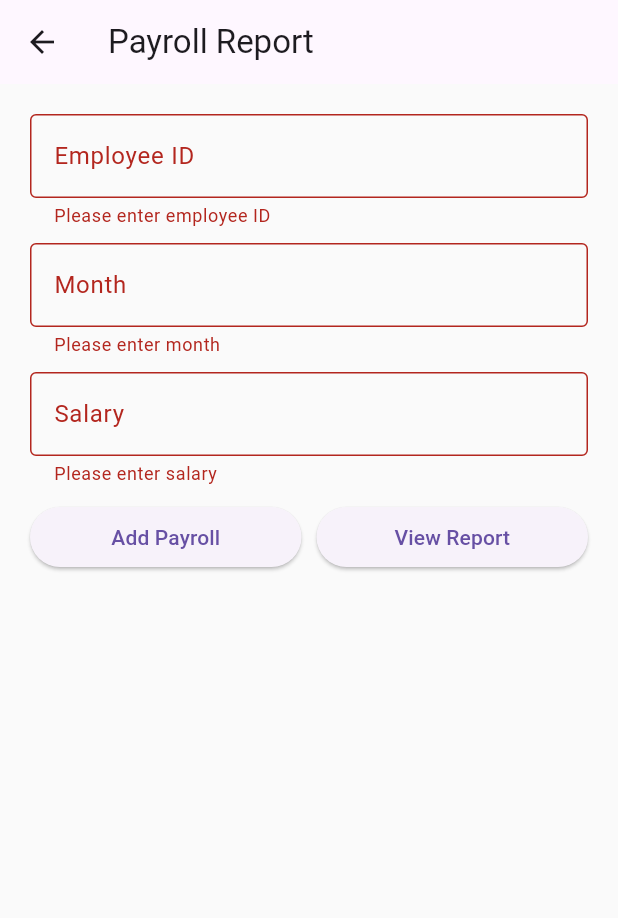
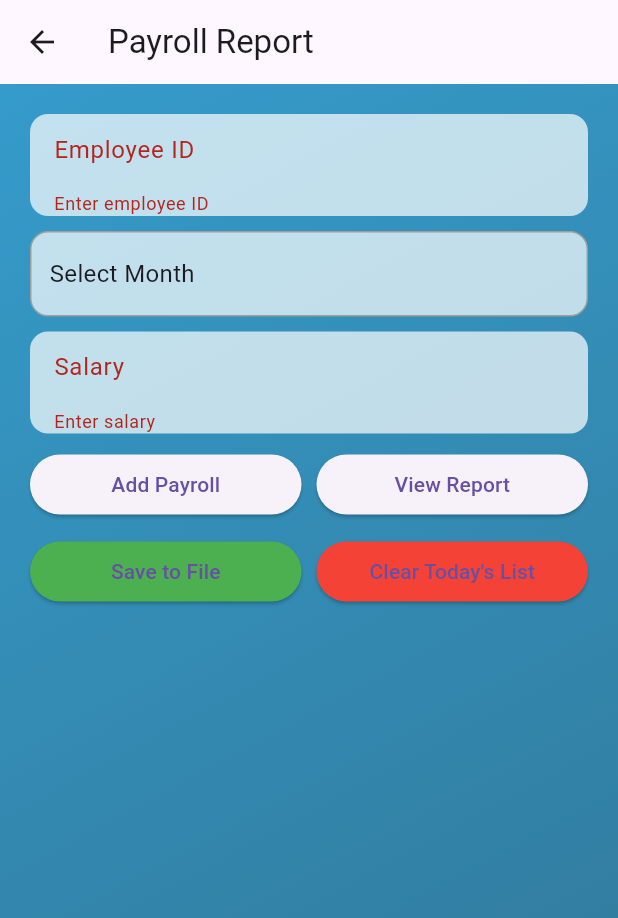
Before and after one commit to DextMendoza/hotellink-finalappdev, a Flutter app: the PayrollReport screen opened directly, after a tap on "Add Payroll", on a phone screen of 412 x 824 dp. Shown: the top 918 px of the screen. Run offline on Flutter 3.47's test engine with Material 3 defaults, Android fonts, the phone set to English and light mode, and no system bars; our stand-ins replace flutter_secure_storage, shared_preferences; accounts and stored records are empty; statements that could not run were skipped.

Commit message:
path provider functionality
adds save and clear functionality to payroll manager. allows saving to json

```diff
--- a/lib/screens/payroll_management.dart
+++ b/lib/screens/payroll_management.dart
@@ -1,6 +1,11 @@
+import 'dart:convert';
+import 'dart:io';
 import 'package:flutter/material.dart';
+import 'package:flutter/services.dart';
+import 'package:path_provider/path_provider.dart';
 import 'package:final_project_in_appdev/models/payroll_record.dart';
 import 'package:final_project_in_appdev/screens/payroll_screen.dart';
+import 'package:final_project_in_appdev/utils/constants.dart';
 
 class PayrollReport extends StatefulWidget {
   const PayrollReport({super.key});
@@ -12,21 +17,34 @@ class PayrollReport extends StatefulWidget {
 class _PayrollReportState extends State<PayrollReport> {
   final _formKey = GlobalKey<FormState>();
   final _employeeIdController = TextEditingController();
-  final _monthController = TextEditingController();
   final _salaryController = TextEditingController();
+  DateTime? _selectedMonth;
   List<PayrollRecord> _payrollRecords = [];
 
   @override
   void dispose() {
     _employeeIdController.dispose();
-    _monthController.dispose();
     _salaryController.dispose();
     super.dispose();
   }
 
+  Future<void> _pickMonth(BuildContext context) async {
+    final now = DateTime.now();
+    final picked = await showDatePicker(
+      context: context,
+      initialDate: now,
+      firstDate: DateTime(now.year - 5),
+      lastDate: DateTime(now.year + 5),
+      helpText: 'Select Payroll Month',
+      fieldLabelText: 'Month',
+    );
+    if (picked != null) {
+      setState(() => _selectedMonth = picked);
+    }
+  }
+
   void _addPayroll() {
-    if (_formKey.currentState!.validate()) {
-      // Check if the same employee ID already exists in the payroll records
+    if (_formKey.currentState!.validate() && _selectedMonth != null) {
       final exists = _payrollRecords.any(
         (record) => record.employeeId == _employeeIdController.text,
       );
@@ -42,23 +60,41 @@ class _PayrollReportState extends State<PayrollReport> {
       final payrollRecord = PayrollRecord(
         id: DateTime.now().millisecondsSinceEpoch.toString(),
         employeeId: _employeeIdController.text,
-        month: _monthController.text,
+        month: '${_selectedMonth!.year}-${_selectedMonth!.month.toString().padLeft(2, '0')}',
         salary: double.parse(_salaryController.text),
       );
       setState(() {
         _payrollRecords.add(payrollRecord);
+        _employeeIdController.clear();
+        _salaryController.clear();
+        _selectedMonth = null;
       });
-      _employeeIdController.clear();
-      _monthController.clear();
-      _salaryController.clear();
     }
+  }
+
+  Future<void> _saveToFile() async {
+    final dir = await getApplicationDocumentsDirectory();
+    final file = File('${dir.path}/payroll_records.json');
+    final jsonData = jsonEncode(_payrollRecords.map((e) => e.toJson()).toList());
+    await file.writeAsString(jsonData);
+    ScaffoldMessenger.of(context).showSnackBar(
+      const SnackBar(content: Text('Payroll saved to file!')),
+    );
+  }
+
+  void _clearRecords() {
+    setState(() => _payrollRecords.clear());
+    ScaffoldMessenger.of(context).showSnackBar(
+      const SnackBar(content: Text('Payroll records cleared for today.')),
+    );
   }
 
   @override
   Widget build(BuildContext context) {
     return Scaffold(
       appBar: AppBar(title: const Text('Payroll Report')),
-      body: Padding(
+      body: Container(
+        decoration: const BoxDecoration(gradient: Constants.backgroundGradient),
         padding: const EdgeInsets.all(20.0),
         child: Column(
           children: [
@@ -66,46 +102,57 @@ class _PayrollReportState extends State<PayrollReport> {
               key: _formKey,
               child: Column(
                 children: [
-                  TextFormField(
+                  Container(
+                    decoration: BoxDecoration(
+                      color: Colors.white70,
+                      borderRadius: BorderRadius.circular(12),
+                    ),
+                    child: TextFormField(
                       controller: _employeeIdController,
                       decoration: const InputDecoration(
                         labelText: 'Employee ID',
-                      border: OutlineInputBorder(),
+                        border: OutlineInputBorder(borderSide: BorderSide.none),
+                        contentPadding: EdgeInsets.all(12),
                       ),
-                    validator: (value) {
-                      if (value!.isEmpty) {
-                        return 'Please enter employee ID';
-                      }
-                      return null;
-                    },
+                      validator: (value) => value!.isEmpty ? 'Enter employee ID' : null,
+                    ),
                   ),
                   const SizedBox(height: 10),
-                  TextFormField(
-                    controller: _monthController,
-                    decoration: const InputDecoration(
-                      labelText: 'Month',
-                      border: OutlineInputBorder(),
+                  GestureDetector(
+                    onTap: () => _pickMonth(context),
+                    child: Container(
+                      width: double.infinity,
+                      padding: const EdgeInsets.symmetric(vertical: 16, horizontal: 12),
+                      decoration: BoxDecoration(
+                        color: Colors.white70,
+                        borderRadius: BorderRadius.circular(12),
+                        border: Border.all(color: Colors.grey),
                       ),
-                    validator: (value) {
-                      if (value!.isEmpty) {
-                        return 'Please enter month';
-                      }
-                      return null;
-                    },
+                      child: Text(
+                        _selectedMonth == null
+                          ? 'Select Month'
+                          : '${_selectedMonth!.year}-${_selectedMonth!.month.toString().padLeft(2, '0')}',
+                        style: const TextStyle(fontSize: 16),
+                      ),
+                    ),
                   ),
                   const SizedBox(height: 10),
-                  TextFormField(
+                  Container(
+                    decoration: BoxDecoration(
+                      color: Colors.white70,
+                      borderRadius: BorderRadius.circular(12),
+                    ),
+                    child: TextFormField(
                       controller: _salaryController,
+                      keyboardType: TextInputType.number,
+                      inputFormatters: [FilteringTextInputFormatter.digitsOnly],
                       decoration: const InputDecoration(
                         labelText: 'Salary',
-                      border: OutlineInputBorder(),
+                        border: OutlineInputBorder(borderSide: BorderSide.none),
+                        contentPadding: EdgeInsets.all(12),
                       ),
-                    validator: (value) {
-                      if (value!.isEmpty) {
-                        return 'Please enter salary';
-                      }
-                      return null;
-                    },
+                      validator: (value) => value!.isEmpty ? 'Enter salary' : null,
+                    ),
                   ),
                   const SizedBox(height: 10),
                   Row(
@@ -134,6 +181,26 @@ class _PayrollReportState extends State<PayrollReport> {
                       ),
                     ],
                   ),
+                  const SizedBox(height: 10),
+                  Row(
+                    children: [
+                      Expanded(
+                        child: ElevatedButton(
+                          onPressed: _saveToFile,
+                          style: ElevatedButton.styleFrom(backgroundColor: Colors.green),
+                          child: const Text('Save to File'),
+                        ),
+                      ),
+                      const SizedBox(width: 10),
+                      Expanded(
+                        child: ElevatedButton(
+                          onPressed: _clearRecords,
+                          style: ElevatedButton.styleFrom(backgroundColor: Colors.red),
+                          child: const Text('Clear Today\'s List'),
+                        ),
+                      ),
+                    ],
+                  )
                 ],
               ),
             ),
@@ -143,12 +210,8 @@ class _PayrollReportState extends State<PayrollReport> {
                 itemCount: _payrollRecords.length,
                 itemBuilder: (context, index) {
                   return ListTile(
-                    title: Text(
-                      'Employee ID: ${_payrollRecords[index].employeeId}',
-                    ),
-                    subtitle: Text(
-                      'Month: ${_payrollRecords[index].month}, Salary: ₱${_payrollRecords[index].salary}',
-                    ),
+                    title: Text('Employee ID: ${_payrollRecords[index].employeeId}'),
+                    subtitle: Text('Month: ${_payrollRecords[index].month}, Salary: ₱${_payrollRecords[index].salary}'),
                   );
                 },
               ),
```
Lines whose indentation alone changed are shown as unchanged.
